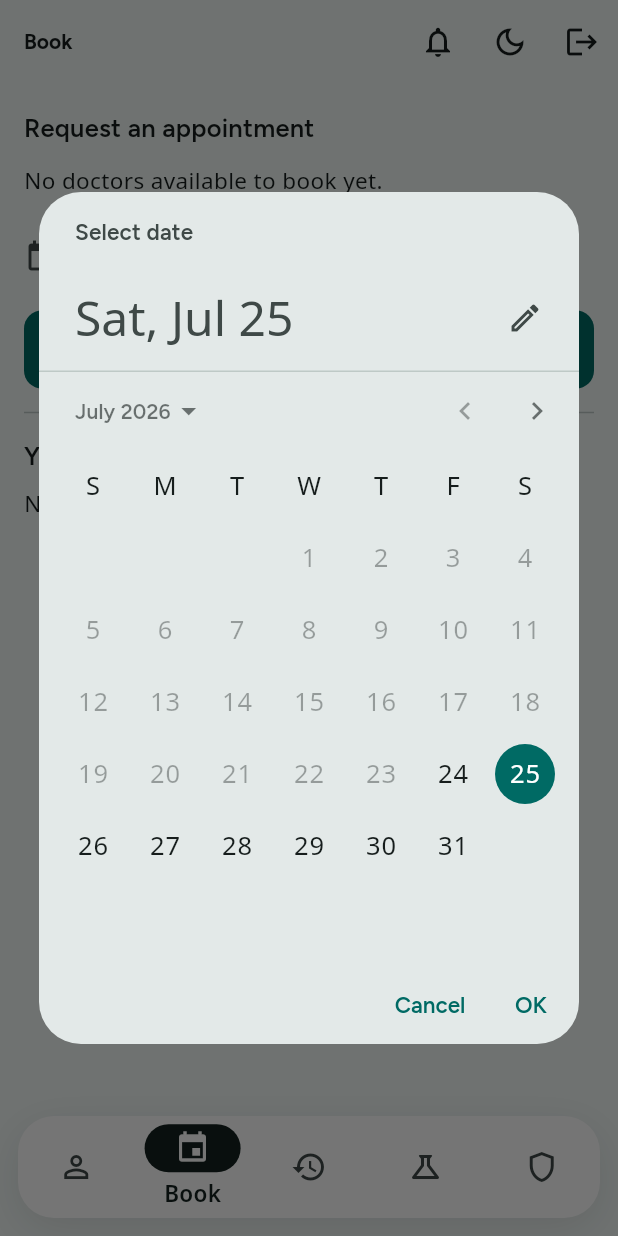
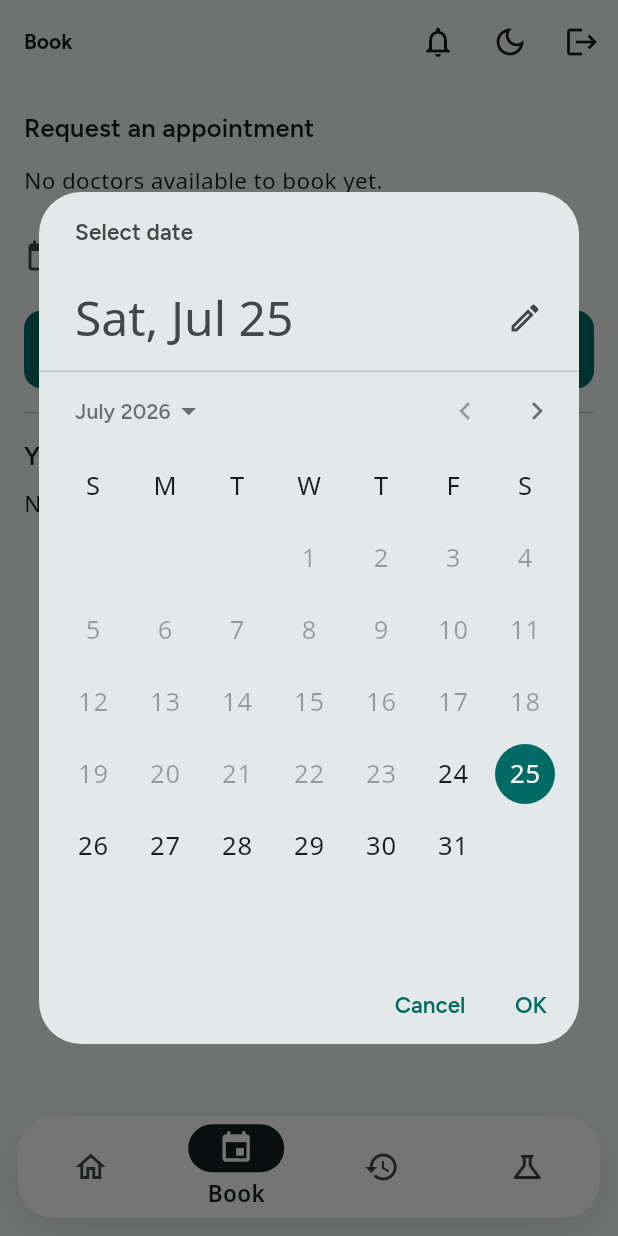
Before and after one commit to MoDataEngineer/carebridge, a Flutter app: the PatientHomeScreen screen opened by its route, item 2 of the bottom bar chosen, after a tap on "Change", on a phone screen of 412 x 824 dp. Run offline on Flutter 3.47's test engine with Material 3 defaults, Android fonts, the phone set to English and light mode, and no system bars; our stand-ins replace file_picker, flutter_dotenv, flutter_riverpod, go_router, google_fonts, image_picker and 5 more; missing offline and left inert: dart:js_interop, dart:ui_web, mobile_scanner, pdfx; accounts and stored records are empty; network calls fail.

Commit message:
feat: patient Home dashboard + Profile/Privacy consolidation
Prototype-aligned patient landing (light mint/teal):
- New Home tab: greeting + profile avatar, teal-gradient next-appointment
  hero (or book CTA), 2x2 quick-access tiles, current-medications card.
- Profile moves off the bottom bar into the Home header avatar; Privacy &
  access folds in beside it as a second tab in a new ProfileScreen.
- Bottom nav is now 4 tabs (Home/Book/History/Tests) — this also fixes the
  5-tab crowding that clipped Home off the left when a tab was selected, so
  Home is always present and reachable.
- Selected nav icons animate via a new PopIcon (scale pop on arrival).

Frees the 5th nav slot for the future Vitals tab (D14). Patient tests
updated for the new nav (Profile via avatar, History via icon). 53 tests green.

Co-Authored-By: Claude Opus 4.8 <noreply@anthropic.com>

```diff
--- /dev/null
+++ b/app/lib/features/patient/home_tab.dart
@@ -0,0 +1,365 @@
+import 'package:flutter/material.dart';
+import 'package:flutter_riverpod/flutter_riverpod.dart';
+
+import '../../core/theme/design_tokens.dart';
+import '../../shared/widgets/brand_avatar.dart';
+import '../../shared/widgets/pills_loader.dart';
+import 'patient_models.dart';
+import 'patient_repository.dart';
+import 'profile_screen.dart';
+
+/// Patient Home dashboard (prototype redesign): a warm greeting, a hero card for
+/// the next appointment, quick-access feature tiles, and a medications glance.
+/// It never fetches anything the other tabs can't — it just surfaces the
+/// patient's own profile + appointments up front. Feature tiles switch the
+/// bottom-nav tab via [onNavigate] (1=Book, 2=History, 3=Tests, 4=Privacy).
+class HomeTab extends ConsumerStatefulWidget {
+  const HomeTab({super.key, required this.onNavigate});
+
+  final void Function(int tabIndex) onNavigate;
+
+  @override
+  ConsumerState<HomeTab> createState() => _HomeTabState();
+}
+
+class _HomeTabState extends ConsumerState<HomeTab> {
+  PatientProfile? _profile;
+  List<AppointmentRecord> _appts = const [];
+  bool _loading = true;
+
+  @override
+  void initState() {
+    super.initState();
+    _load();
+  }
+
+  Future<void> _load() async {
+    final repo = ref.read(patientRepositoryProvider);
+    try {
+      final results = await Future.wait([repo.loadProfile(), repo.appointments()]);
+      if (!mounted) return;
+      setState(() {
+        _profile = results[0] as PatientProfile;
+        _appts = results[1] as List<AppointmentRecord>;
+        _loading = false;
+      });
+    } catch (_) {
+      if (mounted) setState(() => _loading = false);
+    }
+  }
+
+  /// The soonest appointment that is still ahead of us and not cancelled/done.
+  AppointmentRecord? get _nextAppt {
+    final now = DateTime.now();
+    for (final a in _appts) {
+      final active = a.status != 'cancelled' && a.status != 'completed';
+      final upcoming = a.scheduledTime.isAfter(now.subtract(const Duration(hours: 3)));
+      if (active && upcoming) return a;
+    }
+    return null;
+  }
+
+  @override
+  Widget build(BuildContext context) {
+    if (_loading) return const Center(child: PillsLoader());
+
+    final theme = Theme.of(context);
+    final firstName =
+        (_profile?.name.trim().split(' ').first ?? '').isEmpty
+            ? 'there'
+            : _profile!.name.trim().split(' ').first;
+    final meds = _profile?.currentMedications ?? const <String>[];
+
+    return ListView(
+      padding: const EdgeInsets.fromLTRB(16, 8, 16, 24),
+      children: [
+        // Greeting + profile avatar (Profile lives here now, not the bottom bar).
+        Row(
+          children: [
+            Expanded(
+              child: Column(
+                crossAxisAlignment: CrossAxisAlignment.start,
+                children: [
+                  Text('Hi, $firstName!',
+                      style: theme.textTheme.headlineMedium
+                          ?.copyWith(fontWeight: FontWeight.w800)),
+                  Text('How are you feeling today?',
+                      style: theme.textTheme.bodyMedium?.copyWith(
+                          color: theme.colorScheme.onSurfaceVariant)),
+                ],
+              ),
+            ),
+            InkWell(
+              customBorder: const CircleBorder(),
+              onTap: () => Navigator.of(context).push(MaterialPageRoute(
+                builder: (_) => const ProfileScreen(),
+              )),
+              child: BrandAvatar(name: _profile?.name ?? 'Me'),
+            ),
+          ],
+        ),
+        const SizedBox(height: AppSpacing.lg),
+
+        _HeroAppointment(next: _nextAppt, onBook: () => widget.onNavigate(1)),
+        const SizedBox(height: AppSpacing.lg),
+
+        // Quick access — the same destinations as the bottom bar, up front.
+        GridView.count(
+          crossAxisCount: 2,
+          shrinkWrap: true,
+          physics: const NeverScrollableScrollPhysics(),
+          mainAxisSpacing: AppSpacing.md,
+          crossAxisSpacing: AppSpacing.md,
+          childAspectRatio: 1.55,
+          children: [
+            _FeatureTile(
+              label: 'Book visit',
+              caption: 'Find a doctor',
+              icon: Icons.event_available_outlined,
+              tint: AppColors.tintMint,
+              onTap: () => widget.onNavigate(1),
+            ),
+            _FeatureTile(
+              label: 'History',
+              caption: 'Past visits',
+              icon: Icons.history,
+              tint: AppColors.tintSky,
+              onTap: () => widget.onNavigate(2),
+            ),
+            _FeatureTile(
+              label: 'Tests',
+              caption: 'Orders & reports',
+              icon: Icons.science_outlined,
+              tint: AppColors.tintLavender,
+              onTap: () => widget.onNavigate(3),
+            ),
+            _FeatureTile(
+              label: 'Privacy',
+              caption: 'Who has access',
+              icon: Icons.shield_outlined,
+              tint: AppColors.tintPeach,
+              onTap: () => Navigator.of(context).push(MaterialPageRoute(
+                builder: (_) => const ProfileScreen(initialTab: 1),
+              )),
+            ),
+          ],
+        ),
+        const SizedBox(height: AppSpacing.lg),
+
+        _MedsCard(meds: meds),
+      ],
+    );
+  }
+}
+
+/// Teal-gradient hero: the next appointment, or a book-a-visit prompt.
+class _HeroAppointment extends StatelessWidget {
+  const _HeroAppointment({required this.next, required this.onBook});
+
+  final AppointmentRecord? next;
+  final VoidCallback onBook;
+
+  static const _months = [
+    'Jan', 'Feb', 'Mar', 'Apr', 'May', 'Jun',
+    'Jul', 'Aug', 'Sep', 'Oct', 'Nov', 'Dec'
+  ];
+
+  String _when(DateTime t) {
+    final now = DateTime.now();
+    final sameDay =
+        t.year == now.year && t.month == now.month && t.day == now.day;
+    final h = t.hour == 0 ? 12 : (t.hour > 12 ? t.hour - 12 : t.hour);
+    final m = t.minute.toString().padLeft(2, '0');
+    final ampm = t.hour < 12 ? 'AM' : 'PM';
+    final day = sameDay ? 'Today' : '${t.day} ${_months[t.month - 1]}';
+    return '$day · $h:$m $ampm';
+  }
+
+  @override
+  Widget build(BuildContext context) {
+    final text = Theme.of(context).textTheme;
+    return Container(
+      padding: const EdgeInsets.all(AppSpacing.lg),
+      decoration: BoxDecoration(
+        borderRadius: AppRadii.rCard,
+        gradient: const LinearGradient(
+          begin: Alignment.topLeft,
+          end: Alignment.bottomRight,
+          colors: [AppColors.brand600, AppColors.brand800],
+        ),
+        boxShadow: [
+          BoxShadow(
+            color: AppColors.brand700.withValues(alpha: 0.35),
+            blurRadius: 22,
+            offset: const Offset(0, 10),
+          ),
+        ],
+      ),
+      child: next == null
+          ? Column(
+              crossAxisAlignment: CrossAxisAlignment.start,
+              children: [
+                Text('NO UPCOMING VISIT',
+                    style: text.labelSmall?.copyWith(
+                        color: Colors.white70, letterSpacing: 1)),
+                const SizedBox(height: 6),
+                Text('Book your next appointment',
+                    style: text.titleLarge?.copyWith(color: Colors.white)),
+                const SizedBox(height: 12),
+                FilledButton(
+                  onPressed: onBook,
+                  style: FilledButton.styleFrom(
+                    backgroundColor: Colors.white,
+                    foregroundColor: AppColors.brand700,
+                    minimumSize: const Size(140, 44),
+                  ),
+                  child: const Text('Book a visit'),
+                ),
+              ],
+            )
+          : Row(
+              children: [
+                Expanded(
+                  child: Column(
+                    crossAxisAlignment: CrossAxisAlignment.start,
+                    children: [
+                      Text('NEXT APPOINTMENT',
+                          style: text.labelSmall?.copyWith(
+                              color: Colors.white70, letterSpacing: 1)),
+                      const SizedBox(height: 6),
+                      Text(_when(next!.scheduledTime),
+                          style: text.titleLarge?.copyWith(
+                              color: Colors.white, fontWeight: FontWeight.w700)),
+                      const SizedBox(height: 8),
+                      _StatusChip(status: next!.status, token: next!.queuePosition),
+                    ],
+                  ),
+                ),
+                const Icon(Icons.event_available, color: Colors.white, size: 40),
+              ],
+            ),
+    );
+  }
+}
+
+class _StatusChip extends StatelessWidget {
+  const _StatusChip({required this.status, this.token});
+  final String status;
+  final int? token;
+
+  @override
+  Widget build(BuildContext context) {
+    final label = switch (status) {
+      'requested' => 'Awaiting confirmation',
+      'scheduled' => 'Confirmed',
+      'waiting' => token != null ? 'Waiting · token #$token' : 'Checked in',
+      'in_consultation' => 'In consultation',
+      _ => status,
+    };
+    return Container(
+      padding: const EdgeInsets.symmetric(horizontal: 10, vertical: 4),
+      decoration: BoxDecoration(
+        color: Colors.white.withValues(alpha: 0.18),
+        borderRadius: BorderRadius.circular(999),
+      ),
+      child: Text(label,
+          style: Theme.of(context)
+              .textTheme
+              .labelMedium
+              ?.copyWith(color: Colors.white)),
+    );
+  }
+}
+
+class _FeatureTile extends StatelessWidget {
+  const _FeatureTile({
+    required this.label,
+    required this.caption,
+    required this.icon,
+    required this.tint,
+    required this.onTap,
+  });
+
+  final String label;
+  final String caption;
+  final IconData icon;
+  final Color tint;
+  final VoidCallback onTap;
+
+  @override
+  Widget build(BuildContext context) {
+    final text = Theme.of(context).textTheme;
+    return Material(
+      color: tint,
+      borderRadius: AppRadii.rCard,
+      child: InkWell(
+        borderRadius: AppRadii.rCard,
+        onTap: onTap,
+        child: Padding(
+          padding: const EdgeInsets.all(AppSpacing.md),
+          child: Column(
+            crossAxisAlignment: CrossAxisAlignment.start,
+            mainAxisAlignment: MainAxisAlignment.spaceBetween,
+            children: [
+              CircleAvatar(
+                radius: 18,
+                backgroundColor: Colors.white,
+                child: Icon(icon, size: 20, color: AppColors.brand700),
+              ),
+              Column(
+                crossAxisAlignment: CrossAxisAlignment.start,
+                children: [
+                  Text(label,
+                      style: text.titleMedium
+                          ?.copyWith(fontWeight: FontWeight.w700)),
+                  Text(caption,
+                      style: text.bodySmall?.copyWith(
+                          color: Theme.of(context).colorScheme.onSurfaceVariant)),
+                ],
+              ),
+            ],
+          ),
+        ),
+      ),
+    );
+  }
+}
+
+class _MedsCard extends StatelessWidget {
+  const _MedsCard({required this.meds});
+  final List<String> meds;
+
+  @override
+  Widget build(BuildContext context) {
+    final text = Theme.of(context).textTheme;
+    return Card(
+      child: Padding(
+        padding: const EdgeInsets.all(AppSpacing.lg),
+        child: Column(
+          crossAxisAlignment: CrossAxisAlignment.start,
+          children: [
+            Row(
+              children: [
+                Icon(Icons.medication_outlined,
+                    color: Theme.of(context).colorScheme.primary),
+                const SizedBox(width: 8),
+                Text('Current medications', style: text.titleMedium),
+              ],
+            ),
+            const SizedBox(height: 10),
+            if (meds.isEmpty)
+              Text('None on file — add them in your profile.',
+                  style: text.bodyMedium?.copyWith(
+                      color: Theme.of(context).colorScheme.onSurfaceVariant))
+            else
+              Wrap(
+                spacing: 8,
+                runSpacing: 8,
+                children: [for (final m in meds) Chip(label: Text(m))],
+              ),
+          ],
+        ),
+      ),
+    );
+  }
+}
--- a/app/lib/features/patient/patient_home_screen.dart
+++ b/app/lib/features/patient/patient_home_screen.dart
@@ -4,14 +4,14 @@ import 'package:go_router/go_router.dart';
 
 import '../../core/routing/app_router.dart';
 import '../../shared/sound/notification_sound.dart';
+import '../../shared/widgets/pop_icon.dart';
 import '../../shared/widgets/theme_toggle_button.dart';
-import '../consent/privacy_tab.dart';
 import '../diagnostics/test_orders_view.dart';
 import '../notifications/notifications_controller.dart';
 import '../notifications/notifications_screen.dart';
 import 'book_appointment_tab.dart';
 import 'history_tab.dart';
-import 'profile_tab.dart';
+import 'home_tab.dart';
 
 /// Patient app shell (Section 5.1). Bottom navigation (UI brief §3): 5
 /// thumb-reachable destinations with icon + label. An [IndexedStack] keeps each
@@ -33,41 +33,37 @@ class _PatientHomeScreenState extends ConsumerState<PatientHomeScreen> {
   // so a tab's data isn't loaded until the user opens it.
   final _visited = <int>{0};
 
-  static const _titles = ['Profile', 'Book', 'History', 'Tests', 'Privacy'];
+  // Home shows an empty app-bar title (the greeting lives in the body).
+  // Privacy moved under Profile (Home header avatar), so the bar is 4 tabs —
+  // which also keeps the selected pill from crowding Home off the edge.
+  static const _titles = ['', 'Book', 'History', 'Tests'];
 
-  static const _tabs = [
-    ProfileTab(),
-    BookAppointmentTab(),
-    HistoryTab(),
-    TestOrdersView(), // my own orders (patientId null → RLS scopes)
-    PrivacyTab(),
-  ];
+  void _select(int i) => setState(() {
+        _index = i;
+        _visited.add(i);
+      });
 
+  // selectedIcon is a PopIcon so the active tab's icon animates on arrival.
   static const _destinations = [
     NavigationDestination(
-      icon: Icon(Icons.person_outline),
-      selectedIcon: Icon(Icons.person),
-      label: 'Profile',
+      icon: Icon(Icons.home_outlined),
+      selectedIcon: PopIcon(Icons.home),
+      label: 'Home',
     ),
     NavigationDestination(
       icon: Icon(Icons.event_outlined),
-      selectedIcon: Icon(Icons.event),
+      selectedIcon: PopIcon(Icons.event),
       label: 'Book',
     ),
     NavigationDestination(
       icon: Icon(Icons.history_outlined),
-      selectedIcon: Icon(Icons.history),
+      selectedIcon: PopIcon(Icons.history),
       label: 'History',
     ),
     NavigationDestination(
       icon: Icon(Icons.science_outlined),
-      selectedIcon: Icon(Icons.science),
+      selectedIcon: PopIcon(Icons.science),
       label: 'Tests',
-    ),
-    NavigationDestination(
-      icon: Icon(Icons.shield_outlined),
-      selectedIcon: Icon(Icons.shield),
-      label: 'Privacy',
     ),
   ];
 
@@ -83,6 +79,14 @@ class _PatientHomeScreenState extends ConsumerState<PatientHomeScreen> {
         playNotificationBeep();
       }
     });
+
+    // Home gets a callback so its feature tiles switch the bottom-nav tab.
+    final tabs = <Widget>[
+      HomeTab(onNavigate: _select),
+      const BookAppointmentTab(),
+      const HistoryTab(),
+      const TestOrdersView(), // my own orders (patientId null → RLS scopes)
+    ];
 
     return Scaffold(
       appBar: AppBar(
@@ -114,8 +118,8 @@ class _PatientHomeScreenState extends ConsumerState<PatientHomeScreen> {
       body: IndexedStack(
         index: _index,
         children: [
-          for (var i = 0; i < _tabs.length; i++)
-            _visited.contains(i) ? _tabs[i] : const SizedBox.shrink(),
+          for (var i = 0; i < tabs.length; i++)
+            _visited.contains(i) ? tabs[i] : const SizedBox.shrink(),
         ],
       ),
       // Floating pill nav (reskin, reference #3): the bar sits inset from the
@@ -137,10 +141,7 @@ class _PatientHomeScreenState extends ConsumerState<PatientHomeScreen> {
             borderRadius: BorderRadius.circular(24),
             child: NavigationBar(
               selectedIndex: _index,
-              onDestinationSelected: (i) => setState(() {
-                _index = i;
-                _visited.add(i);
-              }),
+              onDestinationSelected: _select,
               destinations: _destinations,
             ),
           ),
--- /dev/null
+++ b/app/lib/shared/widgets/pop_icon.dart
@@ -0,0 +1,37 @@
+import 'package:flutter/material.dart';
+
+/// A nav icon that "pops" — a quick scale + settle — whenever it mounts. Used as
+/// a NavigationDestination's `selectedIcon`: because the selected icon is only
+/// built when its destination becomes active, the pop plays each time the user
+/// lands on that tab, giving the bottom nav a lively, animated feel.
+class PopIcon extends StatefulWidget {
+  const PopIcon(this.icon, {super.key});
+
+  final IconData icon;
+
+  @override
+  State<PopIcon> createState() => _PopIconState();
+}
+
+class _PopIconState extends State<PopIcon> with SingleTickerProviderStateMixin {
+  late final AnimationController _c = AnimationController(
+    vsync: this,
+    duration: const Duration(milliseconds: 320),
+  )..forward();
+
+  late final Animation<double> _scale = TweenSequence<double>([
+    TweenSequenceItem(tween: Tween(begin: 0.7, end: 1.18), weight: 55),
+    TweenSequenceItem(tween: Tween(begin: 1.18, end: 1.0), weight: 45),
+  ]).animate(CurvedAnimation(parent: _c, curve: Curves.easeOut));
+
+  @override
+  void dispose() {
+    _c.dispose();
+    super.dispose();
+  }
+
+  @override
+  Widget build(BuildContext context) {
+    return ScaleTransition(scale: _scale, child: Icon(widget.icon));
+  }
+}
```
Also changed, not shown: app/lib/features/patient/profile_screen.dart (added, +39 -0 lines), 1 other file.
